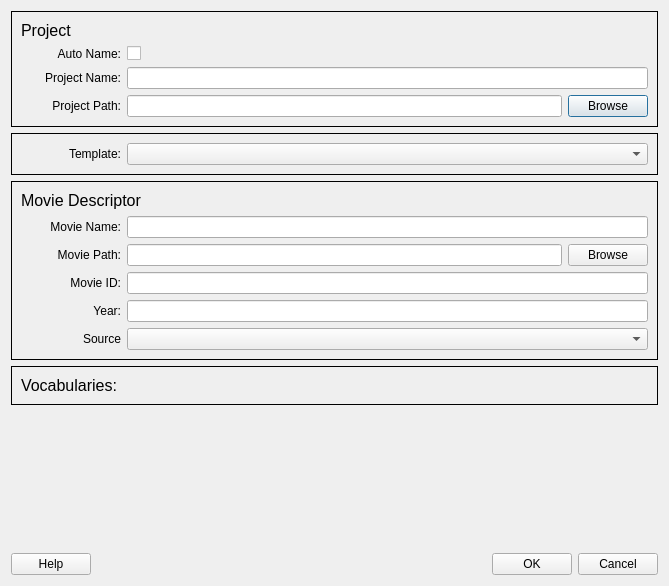
Before: the Qt Designer form qt_ui/DialogNewProject.ui in FilmColors/VIAN, drawn with Qt 5.
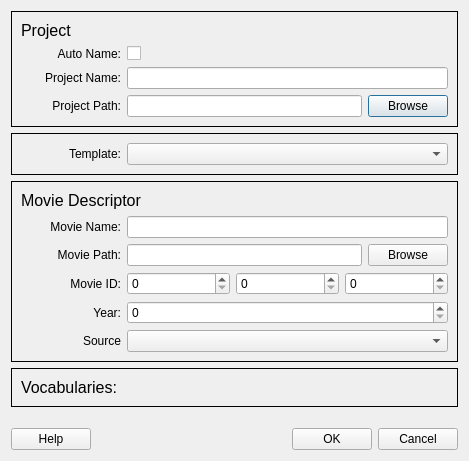
After: the same form once the commit is applied.

Commit message: Project Dialog Modified

Patch:
```diff
--- a/qt_ui/DialogNewProject.ui
+++ b/qt_ui/DialogNewProject.ui
@@ -6,8 +6,8 @@
    <rect>
     <x>0</x>
     <y>0</y>
-    <width>669</width>
-    <height>586</height>
+    <width>469</width>
+    <height>461</height>
    </rect>
   </property>
   <property name="sizePolicy">
@@ -250,6 +250,12 @@
          <layout class="QHBoxLayout" name="horizontalLayout_7">
           <item>
            <widget class="QLabel" name="label_2">
+            <property name="sizePolicy">
+             <sizepolicy hsizetype="Fixed" vsizetype="Preferred">
+              <horstretch>0</horstretch>
+              <verstretch>0</verstretch>
+             </sizepolicy>
+            </property>
             <property name="minimumSize">
              <size>
               <width>100</width>
@@ -265,7 +271,25 @@
            </widget>
           </item>
           <item>
-           <widget class="QLineEdit" name="lineEdit_ID"/>
+           <widget class="QSpinBox" name="spinBox_ID_0">
+            <property name="maximum">
+             <number>99999</number>
+            </property>
+           </widget>
+          </item>
+          <item>
+           <widget class="QSpinBox" name="spinBox_ID_1">
+            <property name="maximum">
+             <number>99999</number>
+            </property>
+           </widget>
+          </item>
+          <item>
+           <widget class="QSpinBox" name="spinBox_ID_2">
+            <property name="maximum">
+             <number>99999</number>
+            </property>
+           </widget>
           </item>
          </layout>
         </item>
@@ -273,6 +297,12 @@
          <layout class="QHBoxLayout" name="horizontalLayout_8">
           <item>
            <widget class="QLabel" name="label_3">
+            <property name="sizePolicy">
+             <sizepolicy hsizetype="Fixed" vsizetype="Preferred">
+              <horstretch>0</horstretch>
+              <verstretch>0</verstretch>
+             </sizepolicy>
+            </property>
             <property name="minimumSize">
              <size>
               <width>100</width>
@@ -288,7 +318,11 @@
            </widget>
           </item>
           <item>
-           <widget class="QLineEdit" name="lineEdit_Year"/>
+           <widget class="QSpinBox" name="spinBox_Year">
+            <property name="maximum">
+             <number>99999</number>
+            </property>
+           </widget>
           </item>
          </layout>
         </item>
@@ -296,6 +330,12 @@
          <layout class="QHBoxLayout" name="horizontalLayout_9">
           <item>
            <widget class="QLabel" name="label_4">
+            <property name="sizePolicy">
+             <sizepolicy hsizetype="Fixed" vsizetype="Preferred">
+              <horstretch>0</horstretch>
+              <verstretch>0</verstretch>
+             </sizepolicy>
+            </property>
             <property name="minimumSize">
              <size>
               <width>100</width>
```
Left out of the diff: 12 changed lines with no effect on the pictures. The commit also changes 9 other files.
